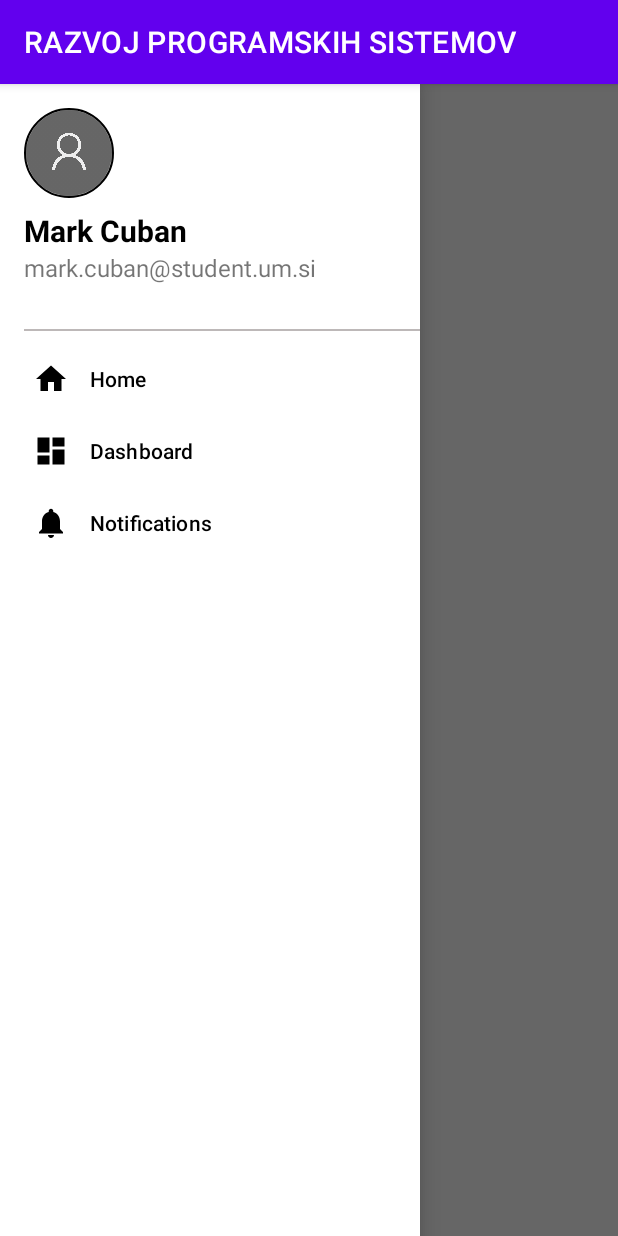
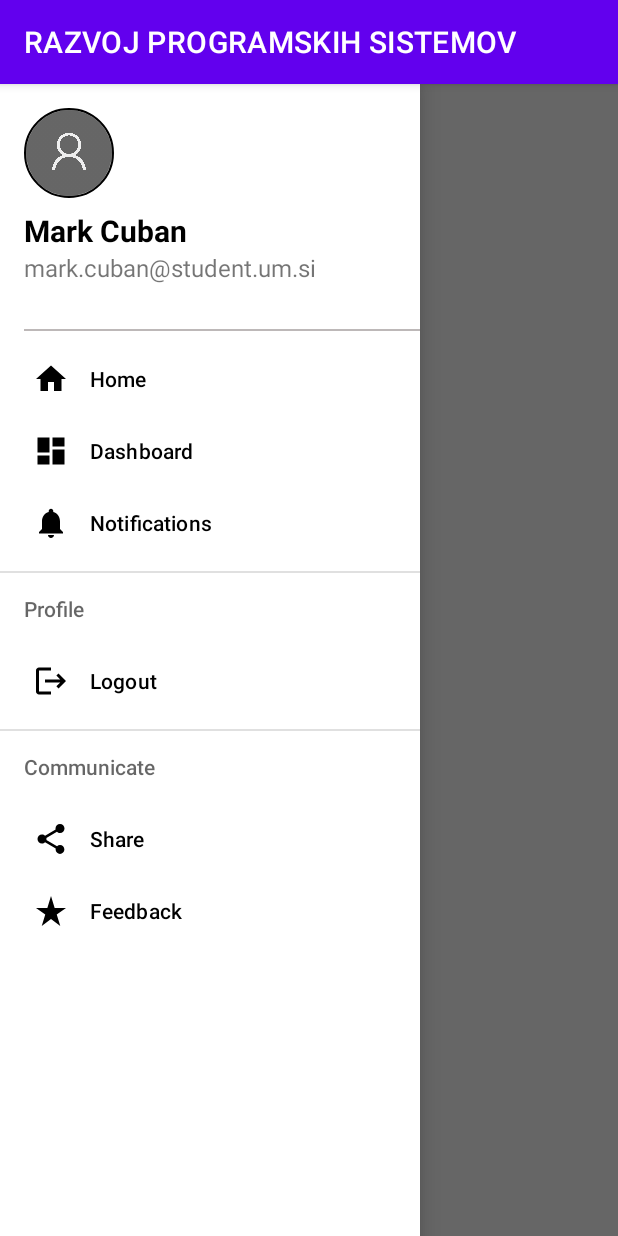
Before and after one commit to viktordenac/RAZVOJ-PROGRAMSKIH-SISTEMOV, an Android app: the screen it shows after launch (MainActivity), with the side drawer open, on a phone screen of 412 x 824 dp. Run offline under Robolectric (Android 15) with nearby library versions, the phone set to English and light mode, and no system bars; our stand-ins replace CircleImageView, navigation-ui; 3 statements that could not run were skipped.

Commit message:
Modified navigation menu Added 3 vector assets

```diff
--- /dev/null
+++ b/app/src/main/res/drawable/ic_baseline_logout_24.xml
@@ -0,0 +1,5 @@
+<vector android:autoMirrored="true" android:height="24dp"
+    android:tint="#000000" android:viewportHeight="24"
+    android:viewportWidth="24" android:width="24dp" xmlns:android="http://schemas.android.com/apk/res/android">
+    <path android:fillColor="@android:color/white" android:pathData="M17,7l-1.41,1.41L18.17,11H8v2h10.17l-2.58,2.58L17,17l5,-5zM4,5h8V3H4c-1.1,0 -2,0.9 -2,2v14c0,1.1 0.9,2 2,2h8v-2H4V5z"/>
+</vector>
--- /dev/null
+++ b/app/src/main/res/drawable/ic_baseline_share_24.xml
@@ -0,0 +1,5 @@
+<vector android:height="24dp" android:tint="#000000"
+    android:viewportHeight="24" android:viewportWidth="24"
+    android:width="24dp" xmlns:android="http://schemas.android.com/apk/res/android">
+    <path android:fillColor="@android:color/white" android:pathData="M18,16.08c-0.76,0 -1.44,0.3 -1.96,0.77L8.91,12.7c0.05,-0.23 0.09,-0.46 0.09,-0.7s-0.04,-0.47 -0.09,-0.7l7.05,-4.11c0.54,0.5 1.25,0.81 2.04,0.81 1.66,0 3,-1.34 3,-3s-1.34,-3 -3,-3 -3,1.34 -3,3c0,0.24 0.04,0.47 0.09,0.7L8.04,9.81C7.5,9.31 6.79,9 6,9c-1.66,0 -3,1.34 -3,3s1.34,3 3,3c0.79,0 1.5,-0.31 2.04,-0.81l7.12,4.16c-0.05,0.21 -0.08,0.43 -0.08,0.65 0,1.61 1.31,2.92 2.92,2.92 1.61,0 2.92,-1.31 2.92,-2.92s-1.31,-2.92 -2.92,-2.92z"/>
+</vector>
--- /dev/null
+++ b/app/src/main/res/drawable/ic_baseline_star_rate_24.xml
@@ -0,0 +1,5 @@
+<vector android:height="24dp" android:tint="#000000"
+    android:viewportHeight="24" android:viewportWidth="24"
+    android:width="24dp" xmlns:android="http://schemas.android.com/apk/res/android">
+    <path android:fillColor="@android:color/white" android:pathData="M14.43,10l-2.43,-8l-2.43,8l-7.57,0l6.18,4.41l-2.35,7.59l6.17,-4.69l6.18,4.69l-2.35,-7.59l6.17,-4.41z"/>
+</vector>
--- a/app/src/main/res/menu/nav_menu.xml
+++ b/app/src/main/res/menu/nav_menu.xml
@@ -1,19 +1,44 @@
 <?xml version="1.0" encoding="utf-8"?>
-<menu xmlns:android="http://schemas.android.com/apk/res/android">
+<menu xmlns:android="http://schemas.android.com/apk/res/android"
+    xmlns:tools="http://schemas.android.com/tools"
+    tools:showIn="navigation_view">
 
     <item
-        android:id="@+id/navigation_home"
+        android:id="@+id/nav_home"
         android:icon="@drawable/ic_home_black_24dp"
         android:title="@string/title_home" />
 
     <item
-        android:id="@+id/navigation_dashboard"
+        android:id="@+id/nav_dashboard"
         android:icon="@drawable/ic_dashboard_black_24dp"
         android:title="@string/title_dashboard" />
 
     <item
-        android:id="@+id/navigation_notifications"
+        android:id="@+id/nav_notifications"
         android:icon="@drawable/ic_notifications_black_24dp"
         android:title="@string/title_notifications" />
 
+    <item android:title="Profile">
+        <menu>
+            <item
+                android:id="@+id/nav_logout"
+                android:icon="@drawable/ic_baseline_logout_24"
+                android:title="Logout"/>
+        </menu>
+    </item>
+
+    <item android:title="Communicate">
+        <menu>
+            <item
+                android:id="@+id/nav_share"
+                android:icon="@drawable/ic_baseline_share_24"
+                android:title="Share"/>
+
+            <item
+                android:id="@+id/nav_feedback"
+                android:icon="@drawable/ic_baseline_star_rate_24"
+                android:title="Feedback"/>
+        </menu>
+    </item>
+
 </menu>
```
